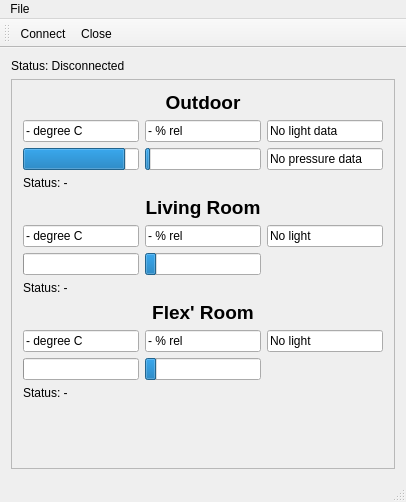
The window that QtMeteo/mainwindow.ui (grisu48/meteo) describes before a commit, drawn with Qt 5.
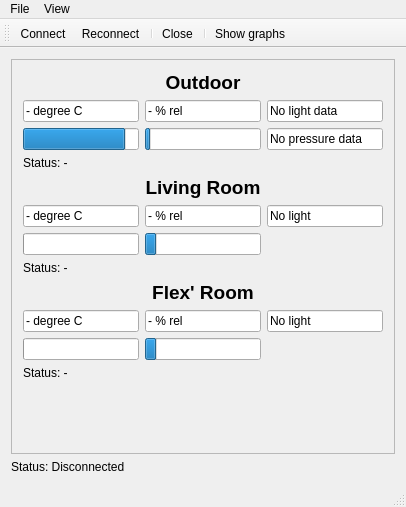
The same window after the commit.

```diff
--- a/QtMeteo/mainwindow.ui
+++ b/QtMeteo/mainwindow.ui
@@ -7,7 +7,7 @@
     <x>0</x>
     <y>0</y>
     <width>406</width>
-    <height>502</height>
+    <height>507</height>
    </rect>
   </property>
   <property name="windowTitle">
@@ -15,13 +15,6 @@
   </property>
   <widget class="QWidget" name="centralWidget">
    <layout class="QVBoxLayout" name="verticalLayout_2">
-    <item>
-     <widget class="QLabel" name="lblStatus">
-      <property name="text">
-       <string>Status: Disconnected</string>
-      </property>
-     </widget>
-    </item>
     <item>
      <widget class="QScrollArea" name="scrollSensors">
       <property name="widgetResizable">
@@ -33,12 +26,24 @@
          <x>0</x>
          <y>0</y>
          <width>386</width>
-         <height>392</height>
+         <height>388</height>
         </rect>
        </property>
        <layout class="QGridLayout" name="gridLayout_2">
         <item row="9" column="1">
          <widget class="QLineEdit" name="txtFlexHumidity">
+          <property name="sizePolicy">
+           <sizepolicy hsizetype="Minimum" vsizetype="Fixed">
+            <horstretch>0</horstretch>
+            <verstretch>0</verstretch>
+           </sizepolicy>
+          </property>
+          <property name="minimumSize">
+           <size>
+            <width>20</width>
+            <height>0</height>
+           </size>
+          </property>
           <property name="text">
            <string>- % rel</string>
           </property>
@@ -47,21 +52,20 @@
           </property>
          </widget>
         </item>
-        <item row="13" column="1">
-         <spacer name="verticalSpacer">
-          <property name="orientation">
-           <enum>Qt::Vertical</enum>
-          </property>
-          <property name="sizeHint" stdset="0">
-           <size>
-            <width>0</width>
-            <height>0</height>
-           </size>
-          </property>
-         </spacer>
-        </item>
         <item row="10" column="1">
          <widget class="QProgressBar" name="prgFlexHum">
+          <property name="sizePolicy">
+           <sizepolicy hsizetype="Minimum" vsizetype="Fixed">
+            <horstretch>0</horstretch>
+            <verstretch>0</verstretch>
+           </sizepolicy>
+          </property>
+          <property name="minimumSize">
+           <size>
+            <width>20</width>
+            <height>0</height>
+           </size>
+          </property>
           <property name="minimum">
            <number>20</number>
           </property>
@@ -112,6 +116,18 @@
         </item>
         <item row="5" column="0">
          <widget class="QLineEdit" name="txtLivingRoomTemperature">
+          <property name="sizePolicy">
+           <sizepolicy hsizetype="Minimum" vsizetype="Fixed">
+            <horstretch>0</horstretch>
+            <verstretch>0</verstretch>
+           </sizepolicy>
+          </property>
+          <property name="minimumSize">
+           <size>
+            <width>20</width>
+            <height>0</height>
+           </size>
+          </property>
           <property name="text">
            <string>- degree C</string>
           </property>
@@ -122,6 +138,18 @@
         </item>
         <item row="5" column="1">
          <widget class="QLineEdit" name="txtLivingRoomHumidity">
+          <property name="sizePolicy">
+           <sizepolicy hsizetype="Minimum" vsizetype="Fixed">
+            <horstretch>0</horstretch>
+            <verstretch>0</verstretch>
+           </sizepolicy>
+          </property>
+          <property name="minimumSize">
+           <size>
+            <width>20</width>
+            <height>0</height>
+           </size>
+          </property>
           <property name="text">
            <string>- % rel</string>
           </property>
@@ -132,6 +160,18 @@
         </item>
         <item row="5" column="2">
          <widget class="QLineEdit" name="txtLivingRoomLight">
+          <property name="sizePolicy">
+           <sizepolicy hsizetype="Minimum" vsizetype="Fixed">
+            <horstretch>0</horstretch>
+            <verstretch>0</verstretch>
+           </sizepolicy>
+          </property>
+          <property name="minimumSize">
+           <size>
+            <width>20</width>
+            <height>0</height>
+           </size>
+          </property>
           <property name="text">
            <string>No light</string>
           </property>
@@ -142,6 +182,18 @@
         </item>
         <item row="9" column="0">
          <widget class="QLineEdit" name="txtFlexTemp">
+          <property name="sizePolicy">
+           <sizepolicy hsizetype="Minimum" vsizetype="Fixed">
+            <horstretch>0</horstretch>
+            <verstretch>0</verstretch>
+           </sizepolicy>
+          </property>
+          <property name="minimumSize">
+           <size>
+            <width>20</width>
+            <height>0</height>
+           </size>
+          </property>
           <property name="text">
            <string>- degree C</string>
           </property>
@@ -152,6 +204,18 @@
         </item>
         <item row="10" column="0">
          <widget class="QProgressBar" name="prgFlexTemp">
+          <property name="sizePolicy">
+           <sizepolicy hsizetype="Minimum" vsizetype="Fixed">
+            <horstretch>0</horstretch>
+            <verstretch>0</verstretch>
+           </sizepolicy>
+          </property>
+          <property name="minimumSize">
+           <size>
+            <width>20</width>
+            <height>0</height>
+           </size>
+          </property>
           <property name="minimum">
            <number>10</number>
           </property>
@@ -168,6 +232,18 @@
         </item>
         <item row="6" column="1">
          <widget class="QProgressBar" name="prgLivingHumidity">
+          <property name="sizePolicy">
+           <sizepolicy hsizetype="Minimum" vsizetype="Fixed">
+            <horstretch>0</horstretch>
+            <verstretch>0</verstretch>
+           </sizepolicy>
+          </property>
+          <property name="minimumSize">
+           <size>
+            <width>20</width>
+            <height>0</height>
+           </size>
+          </property>
           <property name="minimum">
            <number>20</number>
           </property>
@@ -184,6 +260,18 @@
         </item>
         <item row="9" column="2">
          <widget class="QLineEdit" name="txtFlexLight">
+          <property name="sizePolicy">
+           <sizepolicy hsizetype="Minimum" vsizetype="Fixed">
+            <horstretch>0</horstretch>
+            <verstretch>0</verstretch>
+           </sizepolicy>
+          </property>
+          <property name="minimumSize">
+           <size>
+            <width>20</width>
+            <height>0</height>
+           </size>
+          </property>
           <property name="text">
            <string>No light</string>
           </property>
@@ -192,6 +280,28 @@
           </property>
          </widget>
         </item>
+        <item row="1" column="2">
+         <widget class="QLineEdit" name="txtOutLight">
+          <property name="sizePolicy">
+           <sizepolicy hsizetype="Minimum" vsizetype="Fixed">
+            <horstretch>0</horstretch>
+            <verstretch>0</verstretch>
+           </sizepolicy>
+          </property>
+          <property name="minimumSize">
+           <size>
+            <width>20</width>
+            <height>0</height>
+           </size>
+          </property>
+          <property name="text">
+           <string>No light data</string>
+          </property>
+          <property name="readOnly">
+           <bool>true</bool>
+          </property>
+         </widget>
+        </item>
         <item row="8" column="0" colspan="3">
          <widget class="QLabel" name="lblLivingRoomHumidity">
           <property name="font">
@@ -211,6 +321,18 @@
         </item>
         <item row="6" column="0">
          <widget class="QProgressBar" name="prgLivingTemp">
+          <property name="sizePolicy">
+           <sizepolicy hsizetype="Minimum" vsizetype="Fixed">
+            <horstretch>0</horstretch>
+            <verstretch>0</verstretch>
+           </sizepolicy>
+          </property>
+          <property name="minimumSize">
+           <size>
+            <width>20</width>
+            <height>0</height>
+           </size>
+          </property>
           <property name="minimum">
            <number>10</number>
           </property>
@@ -225,38 +347,20 @@
           </property>
          </widget>
         </item>
-        <item row="1" column="2">
-         <widget class="QLineEdit" name="txtOutLight">
-          <property name="text">
-           <string>No light data</string>
-          </property>
-          <property name="readOnly">
-           <bool>true</bool>
-          </property>
-         </widget>
-        </item>
-        <item row="1" column="1">
-         <widget class="QLineEdit" name="txtOutHum">
-          <property name="text">
-           <string>- % rel</string>
-          </property>
-          <property name="readOnly">
-           <bool>true</bool>
-          </property>
-         </widget>
-        </item>
-        <item row="1" column="0">
-         <widget class="QLineEdit" name="txtOutTemp">
-          <property name="text">
-           <string>- degree C</string>
-          </property>
-          <property name="readOnly">
-           <bool>true</bool>
-          </property>
-         </widget>
-        </item>
         <item row="2" column="0">
          <widget class="QProgressBar" name="prgOutTemp">
+          <property name="sizePolicy">
+           <sizepolicy hsizetype="Minimum" vsizetype="Fixed">
+            <horstretch>0</horstretch>
+            <verstretch>0</verstretch>
+           </sizepolicy>
+          </property>
+          <property name="minimumSize">
+           <size>
+            <width>20</width>
+            <height>0</height>
+           </size>
+          </property>
           <property name="minimum">
            <number>-20</number>
           </property>
@@ -271,8 +375,42 @@
           </property>
          </widget>
         </item>
+        <item row="1" column="1">
+         <widget class="QLineEdit" name="txtOutHum">
+          <property name="sizePolicy">
+           <sizepolicy hsizetype="Minimum" vsizetype="Fixed">
+            <horstretch>0</horstretch>
+            <verstretch>0</verstretch>
+           </sizepolicy>
+          </property>
+          <property name="minimumSize">
+           <size>
+            <width>20</width>
+            <height>0</height>
+           </size>
+          </property>
+          <property name="text">
+           <string>- % rel</string>
+          </property>
+          <property name="readOnly">
+           <bool>true</bool>
+          </property>
+         </widget>
+        </item>
         <item row="2" column="1">
          <widget class="QProgressBar" name="prgOutHum">
+          <property name="sizePolicy">
+           <sizepolicy hsizetype="Minimum" vsizetype="Fixed">
+            <horstretch>0</horstretch>
+            <verstretch>0</verstretch>
+           </sizepolicy>
+          </property>
+          <property name="minimumSize">
+           <size>
+            <width>20</width>
+            <height>0</height>
+           </size>
+          </property>
           <property name="minimum">
            <number>20</number>
           </property>
@@ -284,20 +422,54 @@
           </property>
          </widget>
         </item>
+        <item row="1" column="0">
+         <widget class="QLineEdit" name="txtOutTemp">
+          <property name="sizePolicy">
+           <sizepolicy hsizetype="Minimum" vsizetype="Fixed">
+            <horstretch>0</horstretch>
+            <verstretch>0</verstretch>
+           </sizepolicy>
+          </property>
+          <property name="minimumSize">
+           <size>
+            <width>20</width>
+            <height>0</height>
+           </size>
+          </property>
+          <property name="text">
+           <string>- degree C</string>
+          </property>
+          <property name="readOnly">
+           <bool>true</bool>
+          </property>
+         </widget>
+        </item>
+        <item row="7" column="0" colspan="3">
+         <widget class="QLabel" name="lblStatusLivingRoom">
+          <property name="text">
+           <string>Status: -</string>
+          </property>
+         </widget>
+        </item>
         <item row="2" column="2">
          <widget class="QLineEdit" name="txtOutPress">
+          <property name="sizePolicy">
+           <sizepolicy hsizetype="Minimum" vsizetype="Fixed">
+            <horstretch>0</horstretch>
+            <verstretch>0</verstretch>
+           </sizepolicy>
+          </property>
+          <property name="minimumSize">
+           <size>
+            <width>20</width>
+            <height>0</height>
+           </size>
+          </property>
           <property name="text">
            <string>No pressure data</string>
           </property>
          </widget>
         </item>
-        <item row="7" column="0" colspan="3">
-         <widget class="QLabel" name="lblStatusLivingRoom">
-          <property name="text">
-           <string>Status: -</string>
-          </property>
-         </widget>
-        </item>
         <item row="3" column="0" colspan="3">
          <widget class="QLabel" name="lblStatusOutdoor">
           <property name="text">
@@ -312,10 +484,30 @@
           </property>
          </widget>
         </item>
+        <item row="12" column="1">
+         <spacer name="verticalSpacer">
+          <property name="orientation">
+           <enum>Qt::Vertical</enum>
+          </property>
+          <property name="sizeHint" stdset="0">
+           <size>
+            <width>20</width>
+            <height>40</height>
+           </size>
+          </property>
+         </spacer>
+        </item>
        </layout>
       </widget>
      </widget>
     </item>
+    <item>
+     <widget class="QLabel" name="lblStatus">
+      <property name="text">
+       <string>Status: Disconnected</string>
+      </property>
+     </widget>
+    </item>
    </layout>
   </widget>
   <widget class="QMenuBar" name="menuBar">
@@ -324,7 +516,7 @@
      <x>0</x>
      <y>0</y>
      <width>406</width>
-     <height>19</height>
+     <height>25</height>
     </rect>
    </property>
    <widget class="QMenu" name="menuFile">
@@ -332,11 +524,19 @@
      <string>File</string>
     </property>
     <addaction name="actionConnect"/>
+    <addaction name="actionReconnect"/>
     <addaction name="actionClose"/>
     <addaction name="separator"/>
     <addaction name="actionQuit"/>
    </widget>
+   <widget class="QMenu" name="menuView">
+    <property name="title">
+     <string>View</string>
+    </property>
+    <addaction name="actionShowGraphs"/>
+   </widget>
    <addaction name="menuFile"/>
+   <addaction name="menuView"/>
   </widget>
   <widget class="QToolBar" name="mainToolBar">
    <attribute name="toolBarArea">
@@ -346,7 +546,11 @@
     <bool>false</bool>
    </attribute>
    <addaction name="actionConnect"/>
+   <addaction name="actionReconnect"/>
+   <addaction name="separator"/>
    <addaction name="actionClose"/>
+   <addaction name="separator"/>
+   <addaction name="actionShowGraphs"/>
   </widget>
   <widget class="QStatusBar" name="statusBar"/>
   <action name="actionQuit">
@@ -379,6 +583,22 @@
     <string>Ctrl+W</string>
    </property>
   </action>
+  <action name="actionReconnect">
+   <property name="text">
+    <string>Reconnect</string>
+   </property>
+  </action>
+  <action name="actionShowGraphs">
+   <property name="text">
+    <string>Show graphs</string>
+   </property>
+   <property name="toolTip">
+    <string>Show graphical history</string>
+   </property>
+   <property name="shortcut">
+    <string>Ctrl+G</string>
+   </property>
+  </action>
  </widget>
  <layoutdefault spacing="6" margin="11"/>
  <resources/>
```
